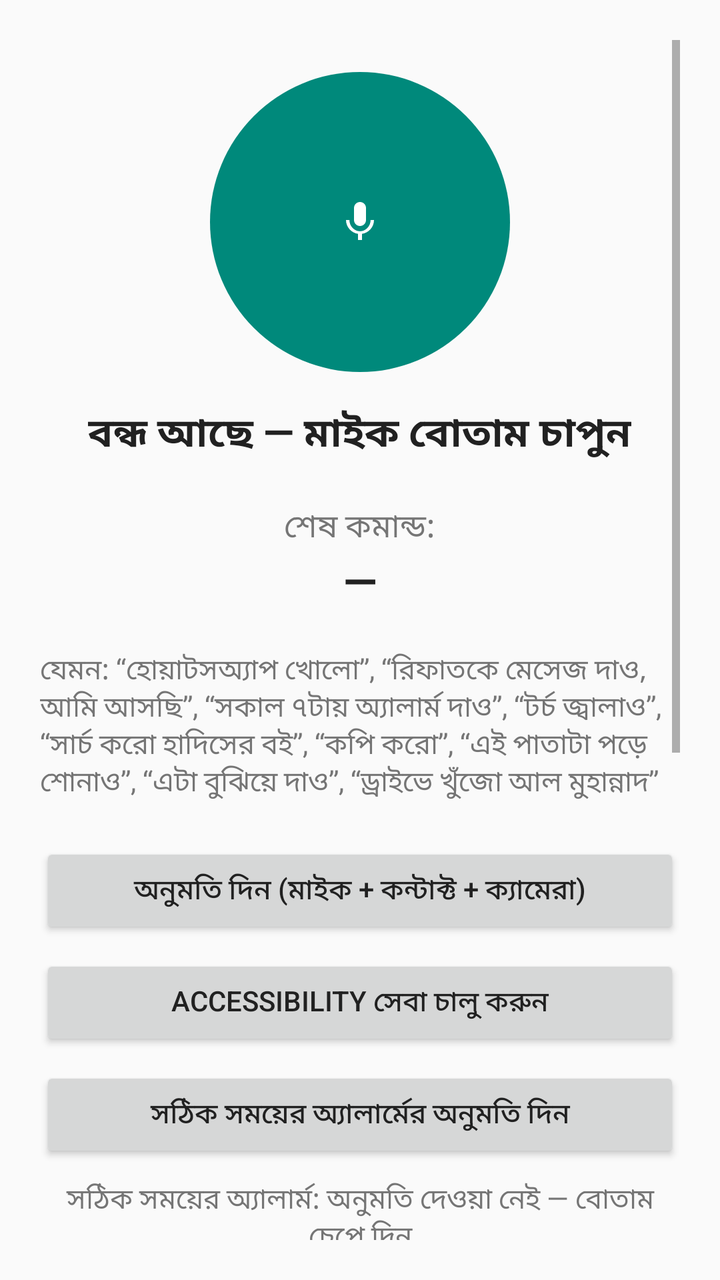
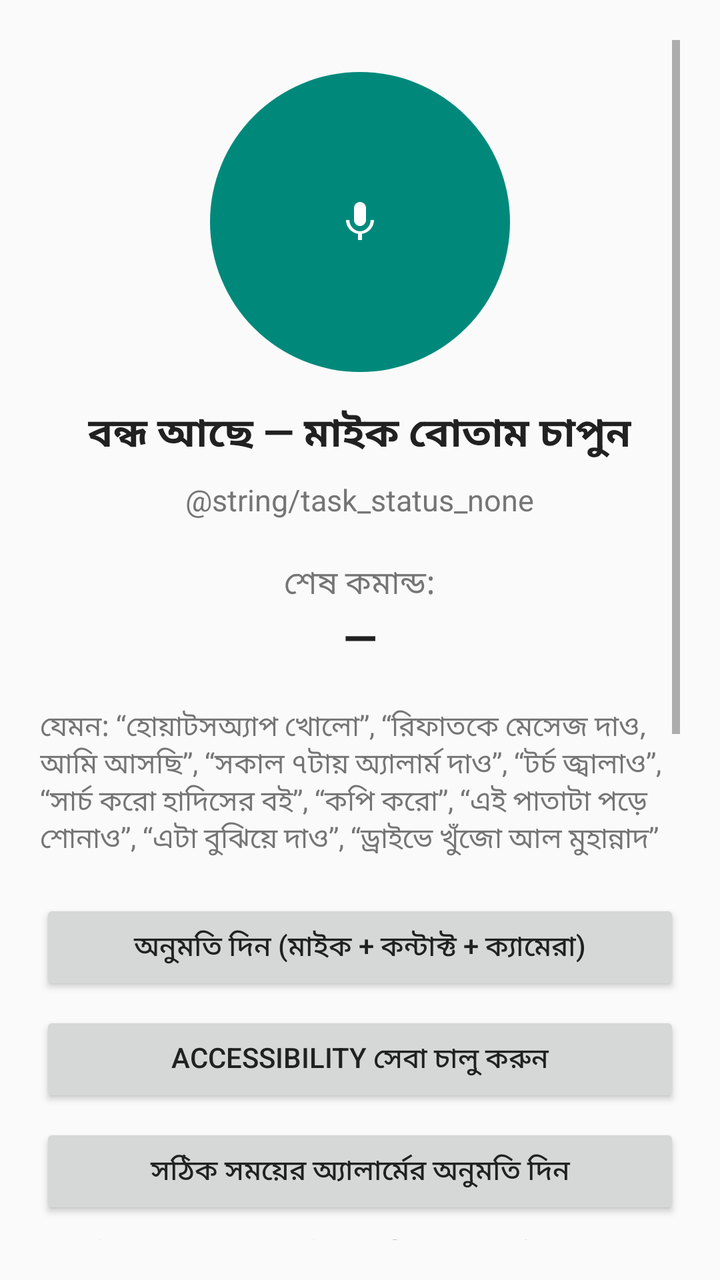

Before-and-after screenshots of an Android layout around one commit, followed by the original layout XML and the change that was made.
<!-- AndroidManifest.xml: application theme Theme.VoiceCommander -->
<!-- res/layout/activity_main.xml -->
<?xml version="1.0" encoding="utf-8"?>
<ScrollView xmlns:android="http://schemas.android.com/apk/res/android"
    android:layout_width="match_parent"
    android:layout_height="match_parent"
    android:padding="20dp">

    <LinearLayout
        android:layout_width="match_parent"
        android:layout_height="wrap_content"
        android:orientation="vertical"
        android:gravity="center_horizontal">

        
        <ImageButton
            android:id="@+id/btnMic"
            android:layout_width="150dp"
            android:layout_height="150dp"
            android:layout_marginTop="16dp"
            android:background="@drawable/circle_button"
            android:contentDescription="@string/title_listen"
            android:scaleType="centerInside"
            android:src="@drawable/ic_mic"
            android:tint="@color/white" />

        <TextView
            android:id="@+id/txtStatus"
            android:layout_width="wrap_content"
            android:layout_height="wrap_content"
            android:layout_marginTop="16dp"
            android:text="@string/status_idle"
            android:textColor="@color/dark_text"
            android:textSize="20sp"
            android:textStyle="bold" />

        <TextView
            android:layout_width="wrap_content"
            android:layout_height="wrap_content"
            android:layout_marginTop="20dp"
            android:text="@string/last_command_label"
            android:textColor="@color/grey_text"
            android:textSize="16sp" />

        <TextView
            android:id="@+id/txtLastCommand"
            android:layout_width="match_parent"
            android:layout_height="wrap_content"
            android:gravity="center"
            android:text="@string/last_command_none"
            android:textColor="@color/dark_text"
            android:textSize="22sp"
            android:textStyle="bold" />

        <TextView
            android:layout_width="match_parent"
            android:layout_height="wrap_content"
            android:layout_marginTop="20dp"
            android:text="@string/hint_examples"
            android:textColor="@color/grey_text"
            android:textSize="14sp" />

        <Button
            android:id="@+id/btnPermissions"
            android:layout_width="match_parent"
            android:layout_height="wrap_content"
            android:layout_marginTop="20dp"
            android:text="@string/btn_permissions" />

        <Button
            android:id="@+id/btnAccessibility"
            android:layout_width="match_parent"
            android:layout_height="wrap_content"
            android:layout_marginTop="8dp"
            android:text="@string/btn_accessibility" />

        <Button
            android:id="@+id/btnExactAlarm"
            android:layout_width="match_parent"
            android:layout_height="wrap_content"
            android:layout_marginTop="8dp"
            android:text="@string/btn_exact_alarm" />

        <TextView
            android:id="@+id/txtExactAlarm"
            android:layout_width="match_parent"
            android:layout_height="wrap_content"
            android:layout_marginTop="8dp"
            android:gravity="center"
            android:text="@string/exact_alarm_off"
            android:textColor="@color/grey_text"
            android:textSize="14sp" />

        
        <TextView
            android:layout_width="match_parent"
            android:layout_height="wrap_content"
            android:layout_marginTop="20dp"
            android:text="@string/ai_key_label"
            android:textColor="@color/grey_text"
            android:textSize="16sp"
            android:textStyle="bold" />

        <EditText
            android:id="@+id/etApiKey"
            android:layout_width="match_parent"
            android:layout_height="wrap_content"
            android:layout_marginTop="6dp"
            android:hint="@string/ai_key_hint"
            android:inputType="textNoSuggestions"
            android:textColor="@color/dark_text"
            android:textSize="15sp" />

        <Button
            android:id="@+id/btnSaveApiKey"
            android:layout_width="match_parent"
            android:layout_height="wrap_content"
            android:layout_marginTop="8dp"
            android:text="@string/ai_key_save" />

        <TextView
            android:id="@+id/txtApiKeyStatus"
            android:layout_width="match_parent"
            android:layout_height="wrap_content"
            android:layout_marginTop="8dp"
            android:gravity="center"
            android:text="@string/ai_key_missing_status"
            android:textColor="@color/grey_text"
            android:textSize="14sp" />

        <TextView
            android:id="@+id/txtA11yStatus"
            android:layout_width="match_parent"
            android:layout_height="wrap_content"
            android:layout_marginTop="8dp"
            android:gravity="center"
            android:text="@string/a11y_off"
            android:textColor="@color/grey_text"
            android:textSize="14sp" />

        <TextView
            android:layout_width="match_parent"
            android:layout_height="wrap_content"
            android:layout_marginTop="20dp"
            android:text="@string/log_label"
            android:textColor="@color/grey_text"
            android:textSize="16sp"
            android:textStyle="bold" />

        <TextView
            android:id="@+id/txtLog"
            android:layout_width="match_parent"
            android:layout_height="wrap_content"
            android:layout_marginTop="6dp"
            android:background="@color/log_bg"
            android:minHeight="160dp"
            android:padding="12dp"
            android:text="@string/log_empty"
            android:textColor="@color/dark_text"
            android:textSize="15sp" />

    </LinearLayout>
</ScrollView>
<!-- resources referenced by this layout -->
<resources>
  <color name="dark_text">#212121</color>
  <color name="grey_text">#757575</color>
  <color name="log_bg">#F5F5F5</color>
  <color name="white">#FFFFFF</color>
  <!-- drawable circle_button (drawable) -->
  <?xml version="1.0" encoding="utf-8"?>
  <shape xmlns:android="http://schemas.android.com/apk/res/android"
      android:shape="oval">
      <solid android:color="@color/teal" />
  </shape>
  <!-- drawable ic_mic (drawable) -->
  <?xml version="1.0" encoding="utf-8"?>
  <vector xmlns:android="http://schemas.android.com/apk/res/android"
      android:width="24dp"
      android:height="24dp"
      android:viewportWidth="24"
      android:viewportHeight="24"
      android:tint="?attr/colorControlNormal">
      <path
          android:fillColor="#FF000000"
          android:pathData="M12,14c1.66,0 3,-1.34 3,-3V5c0,-1.66 -1.34,-3 -3,-3S9,3.34 9,5v6c0,1.66 1.34,3 3,3zM17.3,11c0,3.14 -2.54,5.64 -5.3,5.64S6.7,14.14 6.7,11H5c0,3.63 2.81,6.5 6,6.92V21h2v-3.08c3.19,-0.42 6,-3.29 6,-6.92h-1.7z" />
  </vector>
  <string name="a11y_off">Accessibility সেবা: চালু নেই — বোতাম চেপে সেটিংস থেকে চালু করুন</string>
  <string name="ai_key_hint">ফ্রি কী পাবেন aistudio.google.com থেকে — সেখানে “Get API key” চেপে কী তৈরি করে এখানে বসান</string>
  <string name="ai_key_label">এআই (Gemini) — ফ্রি কী</string>
  <string name="ai_key_missing_status">এআই কী দেওয়া নেই — “এটা বুঝিয়ে দাও” আর “কমেন্ট লিখে দাও” কাজ করবে না</string>
  <string name="ai_key_save">কী সংরক্ষণ করুন</string>
  <string name="btn_accessibility">Accessibility সেবা চালু করুন</string>
  <string name="btn_exact_alarm">সঠিক সময়ের অ্যালার্মের অনুমতি দিন</string>
  <string name="btn_permissions">অনুমতি দিন (মাইক + কন্টাক্ট + ক্যামেরা)</string>
  <string name="exact_alarm_off">সঠিক সময়ের অ্যালার্ম: অনুমতি দেওয়া নেই — বোতাম চেপে দিন</string>
  <string name="hint_examples">যেমন: “হোয়াটসঅ্যাপ খোলো”, “রিফাতকে মেসেজ দাও, আমি আসছি”, “সকাল ৭টায় অ্যালার্ম দাও”, “টর্চ জ্বালাও”, “সার্চ করো হাদিসের বই”, “কপি করো”, “এই পাতাটা পড়ে শোনাও”, “এটা বুঝিয়ে দাও”, “ড্রাইভে খুঁজো আল মুহান্নাদ”</string>
  <string name="last_command_label">শেষ কমান্ড:</string>
  <string name="last_command_none">—</string>
  <string name="log_empty">এখনো কোনো কমান্ড শোনা হয়নি।</string>
  <string name="log_label">কমান্ডের লগ</string>
  <string name="status_idle">বন্ধ আছে — মাইক বোতাম চাপুন</string>
  <string name="title_listen">শুনতে শুরু করুন</string>
  <style name="Theme.VoiceCommander" parent="Theme.AppCompat.DayNight.DarkActionBar">
          <item name="colorPrimary">@color/teal</item>
          <item name="colorPrimaryDark">@color/teal_dark</item>
          <item name="colorAccent">@color/amber</item>
          <item name="android:textColorPrimary">@color/dark_text</item>
      </style>
  <color name="teal">#00897B</color>
  <color name="teal_dark">#00695C</color>
  <color name="amber">#FFB300</color>
</resources>

<!-- the commit's change to res/layout/activity_main.xml (unified diff, before → after) -->
@@ -31,6 +31,16 @@
             android:textColor="@color/dark_text"
             android:textSize="20sp"
             android:textStyle="bold" />
+
+        
+        <TextView
+            android:id="@+id/txtTaskStatus"
+            android:layout_width="wrap_content"
+            android:layout_height="wrap_content"
+            android:layout_marginTop="8dp"
+            android:text="@string/task_status_none"
+            android:textColor="@color/grey_text"
+            android:textSize="15sp" />
 
         <TextView
             android:layout_width="wrap_content"
